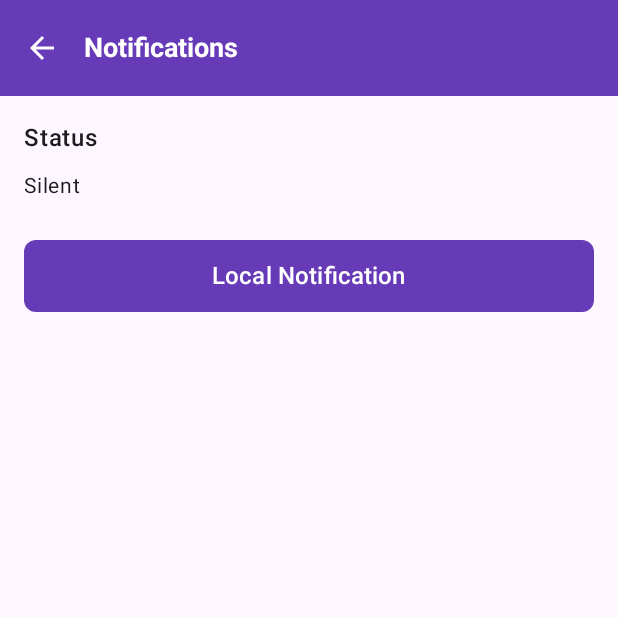
After one commit to yoesuv/KMP-Picker-Permission, an Android app built with Jetpack Compose: the NotificationScreen screen opened through its navigation route, on a phone screen of 412 x 824 dp, the top half of it. The commit adds this screen. Run offline under Robolectric (Android 15) with nearby library versions, the phone set to English and light mode, and no system bars; our stand-ins replace Compose Multiplatform resources; libraries missing offline, so code that uses them is left out: io.github.vinceglb.filekit; 1 statement that could not run was skipped.

Commit message:
Adds notification screen and navigation
Adds a new screen for handling local notifications.

Updates the app navigation to include a route to the
notification screen. This allows users to navigate to the
notification settings from the home screen.

```diff
--- a/composeApp/src/commonMain/composeResources/values/strings.xml
+++ b/composeApp/src/commonMain/composeResources/values/strings.xml
@@ -18,6 +18,8 @@
     <string name="get_location">Get Location</string>
     <string name="open_settings">Open Settings</string>
     <string name="latitude">Latitude: %1$s</string>
+    <string name="notification_status">Status</string>
+    <string name="local_notification">Local Notification</string>
     <string name="longitude">Longitude: %1$s</string>
     <string name="location_permission_granted">Location permission granted.</string>
     <string name="location_permission_denied">Location permission denied.</string>
--- a/composeApp/src/commonMain/kotlin/com/yoesuv/kmp_pickerpermission/App.kt
+++ b/composeApp/src/commonMain/kotlin/com/yoesuv/kmp_pickerpermission/App.kt
@@ -12,6 +12,7 @@ import com.yoesuv.kmp_pickerpermission.feature.file.FileScreen
 import com.yoesuv.kmp_pickerpermission.feature.gallery.GalleryScreen
 import com.yoesuv.kmp_pickerpermission.feature.home.HomeScreen
 import com.yoesuv.kmp_pickerpermission.feature.location.LocationScreen
+import com.yoesuv.kmp_pickerpermission.feature.notification.NotificationScreen
 import org.jetbrains.compose.ui.tooling.preview.Preview
 
 @Composable
@@ -38,6 +39,9 @@ fun App() {
             composable<AppRoute.Location> {
                 LocationScreen(navController)
             }
+            composable<AppRoute.Notification> {
+                NotificationScreen(navController)
+            }
         }
     }
 }
--- a/composeApp/src/commonMain/kotlin/com/yoesuv/kmp_pickerpermission/core/route/AppRoute.kt
+++ b/composeApp/src/commonMain/kotlin/com/yoesuv/kmp_pickerpermission/core/route/AppRoute.kt
@@ -9,4 +9,5 @@ sealed class AppRoute {
     @Serializable object File : AppRoute()
     @Serializable object DateTime : AppRoute()
     @Serializable object Location : AppRoute()
+    @Serializable object Notification : AppRoute()
 }
--- a/composeApp/src/commonMain/kotlin/com/yoesuv/kmp_pickerpermission/feature/home/HomeScreen.kt
+++ b/composeApp/src/commonMain/kotlin/com/yoesuv/kmp_pickerpermission/feature/home/HomeScreen.kt
@@ -84,7 +84,7 @@ fun HomeScreen(nav: NavHostController) {
                 AppButton(
                     text = stringResource(Res.string.notifications),
                     onClick = {
-                        // TODO: Setup notifications functionality
+                        nav.navigate(AppRoute.Notification)
                     },
                     modifier = Modifier.padding(bottom = BUTTON_BOTTOM_PADDING)
                 )
--- /dev/null
+++ b/composeApp/src/commonMain/kotlin/com/yoesuv/kmp_pickerpermission/feature/notification/NotificationScreen.kt
@@ -0,0 +1,70 @@
+package com.yoesuv.kmp_pickerpermission.feature.notification
+
+import androidx.compose.foundation.layout.Column
+import androidx.compose.foundation.layout.Spacer
+import androidx.compose.foundation.layout.fillMaxWidth
+import androidx.compose.foundation.layout.height
+import androidx.compose.foundation.layout.padding
+import androidx.compose.material3.Scaffold
+import androidx.compose.material3.Text
+import androidx.compose.runtime.Composable
+import androidx.compose.runtime.getValue
+import androidx.compose.runtime.mutableStateOf
+import androidx.compose.runtime.remember
+import androidx.compose.runtime.setValue
+import androidx.compose.ui.Modifier
+import androidx.compose.ui.text.font.FontWeight
+import androidx.compose.ui.unit.dp
+import androidx.compose.ui.unit.sp
+import androidx.navigation.NavHostController
+import com.yoesuv.kmp_pickerpermission.components.AppButton
+import com.yoesuv.kmp_pickerpermission.components.AppTopBar
+import kmppickerpermission.composeapp.generated.resources.Res
+import kmppickerpermission.composeapp.generated.resources.notification_status
+import kmppickerpermission.composeapp.generated.resources.local_notification
+import kmppickerpermission.composeapp.generated.resources.notifications
+import org.jetbrains.compose.resources.stringResource
+
+@Composable
+fun NotificationScreen(nav: NavHostController) {
+    var notificationStatus by remember { mutableStateOf("Silent") } // Default status, will be updated based on actual status
+
+    Scaffold(
+        topBar = {
+            AppTopBar(
+                title = stringResource(Res.string.notifications),
+                canBack = true,
+                navigateUp = { nav.navigateUp() }
+            )
+        }
+    ) { innerPadding ->
+        Column(
+            modifier = Modifier
+                .padding(innerPadding)
+                .padding(16.dp)
+                .fillMaxWidth()
+        ) {
+            // Display notification status
+            Text(
+                text = stringResource(Res.string.notification_status),
+                fontSize = 16.sp,
+                fontWeight = FontWeight.Medium
+            )
+            Spacer(modifier = Modifier.height(8.dp))
+            Text(
+                text = notificationStatus,
+                fontSize = 14.sp,
+                fontWeight = FontWeight.Normal
+            )
+            Spacer(modifier = Modifier.height(24.dp))
+
+            // Local notification button
+            AppButton(
+                text = stringResource(Res.string.local_notification),
+                onClick = {
+                    // TODO: Implement local notification logic
+                }
+            )
+        }
+    }
+}
```
